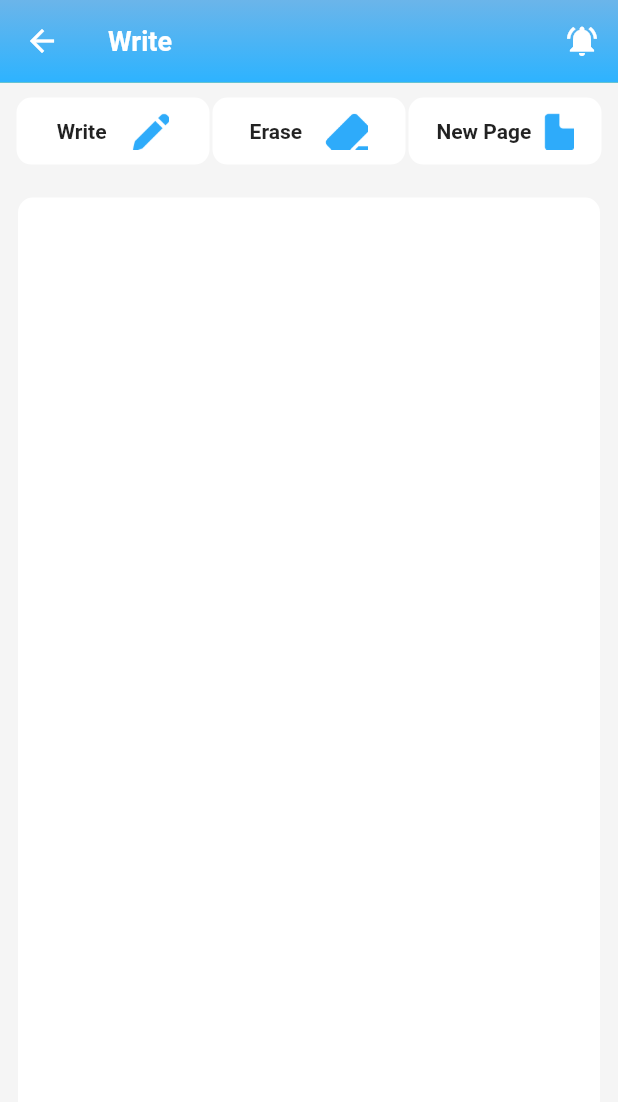
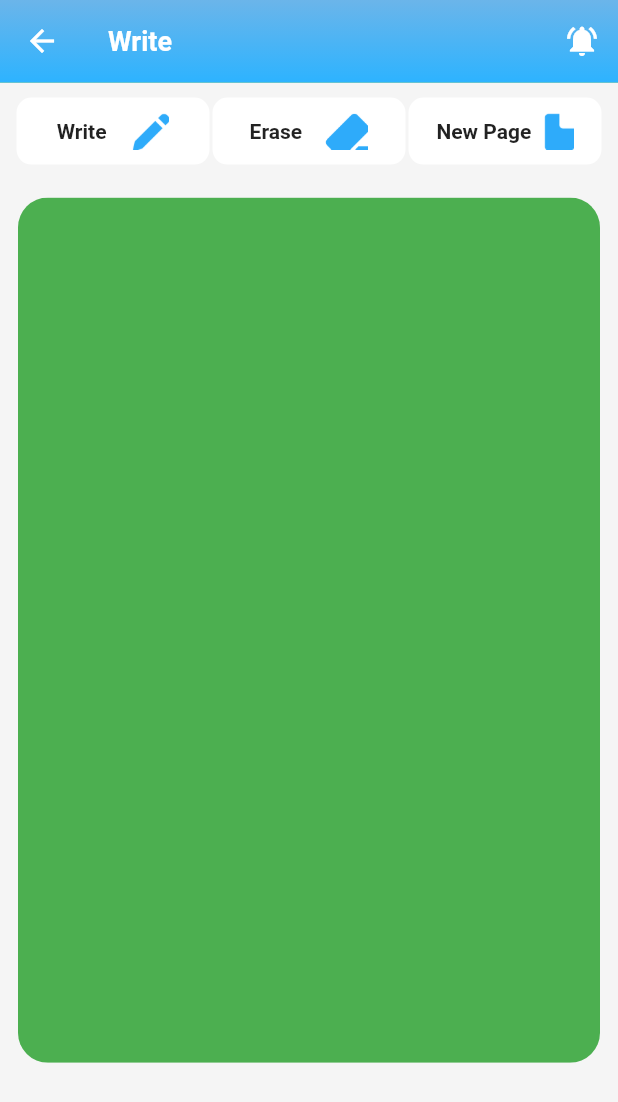
Before and after one commit to muhammadZohaibG/kyabaatapp, a Flutter app: the HomeScreen screen opened directly, after a tap on "Write", on a phone screen of 412 x 824 dp. Shown: the top 1102 px of the screen. Run offline on Flutter 3.47's test engine with Material 2 defaults, Android fonts, the phone set to English and light mode, and no system bars; our stand-ins replace audioplayers, get, google_fonts; missing offline and left inert: shake.

Commit message:
update by shahab..

```diff
--- a/lib/Views/Screens/VoicesCategories/Screens/Need/NeedScreen.dart
+++ b/lib/Views/Screens/VoicesCategories/Screens/Need/NeedScreen.dart
@@ -20,6 +20,7 @@ class NeedScreen extends StatelessWidget {
   @override
   Widget build(BuildContext context) {
     return Scaffold(
+
         appBar: AppBar(
           backgroundColor: AppColors.appBarColor,
           leading: const Icon(Icons.notifications_active),
--- /dev/null
+++ b/lib/Views/Screens/VoicesCategories/Screens/Write/Painter/Painter.dart
@@ -0,0 +1,53 @@
+import 'dart:ui';
+
+import 'package:flutter/cupertino.dart';
+import 'package:flutter/material.dart';
+
+class MyCustomPainter  extends CustomPainter{
+  List<Offset>? points=[];
+
+
+
+  MyCustomPainter({this.points, });
+
+  @override
+  void paint(Canvas canvas, Size size) {
+    // TODO: implement paint
+    Paint background= Paint()..color=Colors.green;
+    Rect rect=Rect.fromLTWH(0, 0, size.width, size.height);
+    canvas.drawRect(rect, background);
+   // eraser= BlendMode.clear;
+    Paint paint=Paint();
+    paint.color=Colors.black;
+    paint.strokeWidth=2.0;
+    paint.isAntiAlias=true;
+    paint.strokeCap=StrokeCap.round;
+
+
+
+    for(int i=0;i<=points!.length-1;i++){
+      // canvas.saveLayer(Rect.fromLTWH(0, 0, size.width, size.height), Paint());
+
+      if(points![i]!=null && points![i+1]!=null ){
+        canvas.drawLine(points![i+1], points![i], paint);
+
+        print("LINEEEEEEEE");
+
+      }
+      else if(points![i]!=null && points![i+1]==null){
+        canvas.drawPoints(PointMode.points, [points![i]], paint);
+
+      }
+
+    }
+    // canvas.restore();
+
+  }
+
+  @override
+  bool shouldRepaint(covariant CustomPainter oldDelegate) {
+    // TODO: implement shouldRepaint
+    // throw UnimplementedError();
+    return true;
+  }
+}
--- a/lib/Views/Screens/VoicesCategories/Screens/Write/WriteComponents.dart
+++ b/lib/Views/Screens/VoicesCategories/Screens/Write/WriteComponents.dart
@@ -3,8 +3,10 @@ import 'package:flutter/material.dart';
 
 class WriteComponents{
   Widget kHeading({String?
-  img, String? name, BuildContext? context}){
-    return  Container(
+  img, String? name, final onTap ,BuildContext? context}){
+    return  InkWell(
+      onTap: onTap  ,
+      child: Container(
         padding: EdgeInsets.all(10),
         margin: const EdgeInsets.symmetric(horizontal: 1),
         decoration:   BoxDecoration(color: Colors.white ,
@@ -20,6 +22,7 @@ class WriteComponents{
 
           ],
         ),
+      ),
     );
   }
 }
--- a/lib/Views/Screens/VoicesCategories/Screens/Write/WriteScreen.dart
+++ b/lib/Views/Screens/VoicesCategories/Screens/Write/WriteScreen.dart
@@ -1,4 +1,10 @@
+import 'package:flutter/animation.dart';
+import 'package:flutter/animation.dart';
+import 'package:flutter/cupertino.dart';
 import 'package:flutter/material.dart';
+import 'package:get/get.dart';
+import 'package:howsfeeling/Views/Screens/VoicesCategories/Screens/Write/Painter/Painter.dart';
+import 'package:howsfeeling/Views/Screens/VoicesCategories/Screens/Write/WriteController.dart';
 import 'package:howsfeeling/utils/AppColors.dart';
 
 import '../../../appBar/AppBar.dart';
@@ -9,49 +15,110 @@ String? name;
 
   WriteScreen({this.name});
 
+// final controller= Get.put(WriteController());
+
   @override
   Widget build(BuildContext context) {
     return Scaffold(
       backgroundColor: AppColors.bgColor,
-      appBar:PreferredSize(child: AppBarr(name: name!), preferredSize: Size.fromHeight(55)) ,
-      body: SafeArea(
+      appBar: PreferredSize(
+          child: AppBarr(name: name!), preferredSize: Size.fromHeight(55)),
+      body: GetBuilder<WriteController>(
+          init: WriteController(),
+          builder: (controller) {
+            return SafeArea(
               child: Column(
                 children: [
                   Container(
-              margin: EdgeInsets.symmetric(vertical: 10,horizontal: 10),
+                    margin: EdgeInsets.symmetric(vertical: 10, horizontal: 10),
                     child: Row(
                       children: [
                         Expanded(
                             child: WriteComponents().kHeading(
                                 img: 'assets/pencil.png',
                                 name: 'Write',
+                                onTap: () {
+                                  controller.isSelected=false;
+
+                                  print(
+                                      "****** ${controller.points!.value.toSet()}");
+                                },
                                 context: context)),
                         Expanded(
                             child: WriteComponents().kHeading(
                                 img: 'assets/erase.png',
                                 name: 'Erase',
+                                onTap: () {
+                                  controller.isSelected=true;
+                                  print('Removerrrrrrrrrrrr');
+                                  // controller.points!.value.removeWhere((element) => element.Offset());
+                                },
                                 context: context)),
                         Expanded(
                             child: WriteComponents().kHeading(
                                 img: 'assets/new.png',
                                 name: 'New Page',
+                                onTap: () {
+                                  controller.points!.value.clear();
+                                },
                                 context: context)),
                       ],
                     ),
                   ),
+                  Container(
+                    height: MediaQuery.of(context).size.height * 0.7,
+                    width: MediaQuery.of(context).size.width,
+                    margin: EdgeInsets.symmetric(horizontal: 12, vertical: 12),
+                    child: ClipRRect(
+                      borderRadius: const BorderRadius.all(Radius.circular(20)),
+                      child: GestureDetector(
+                        onPanDown: (det) {
+                          if (controller.isSelected == false) {
+                            controller.points!.value.add(det.localPosition);
+                            controller.update();
+                          } else {
+                            BlendMode.clear;
+                          }
+                        },
+                        onPanUpdate: (det) {
+                          if (controller.isSelected == false) {
 
-            Expanded(
-              child: Container(
-                margin: EdgeInsets.symmetric(horizontal: 12,vertical: 12),
-                decoration: BoxDecoration(borderRadius: BorderRadius.circular(10),
-                  color: Colors.white,
+                            controller.points!.value.add(det.localPosition);
+                            controller.update();
+                            Canvas? cavas;
+                            cavas!.saveLayer(Rect.fromLTWH(0, 0, 400, 400), Paint());
 
+                          } else {
+                            Canvas? cavas;
+                            cavas!.restore();
+                          }
+                        },
+                        onPanEnd: (det) {
+                          if (controller.isSelected == false) {
+
+                            controller.points!.value.add(Offset.infinite);
+                            controller.update();
+                            Canvas? cavas;
+                            cavas!.saveLayer(Rect.fromLTWH(0, 0, 400, 400), Paint());
+
+                          } else {
+                            Canvas? cavas;
+                            cavas!.restore();
+                          }
+
+                          print('***********');
+                        },
+                        child: CustomPaint(
+                            painter: MyCustomPainter(
+                          points: controller.points!.value,
+                        )),
                       ),
                     ),
-            )
+                  ),
                 ],
               ),
-      ),
+            );
+          }),
     );
   }
 }
--- a/lib/main.dart
+++ b/lib/main.dart
@@ -17,7 +17,7 @@ class MyApp extends StatelessWidget {
   Widget build(BuildContext context) {
     return GetMaterialApp(
       debugShowCheckedModeBanner: false,
-      title: 'Flutter Demo',
+      title: 'Kya Baat',
       theme: ThemeData(
         // textTheme: GoogleFonts.ari,
 
```
Also changed, not shown: lib/Views/Screens/VoicesCategories/Screens/Write/WriteController.dart (added, +47 -0 lines). Lines whose indentation alone changed are shown as unchanged.
